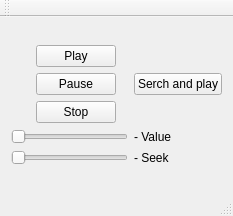
The window that AlcoParty-Widgets/mainwindow.ui (QuasarApp/SoundBand) describes before a commit, drawn with Qt 5.
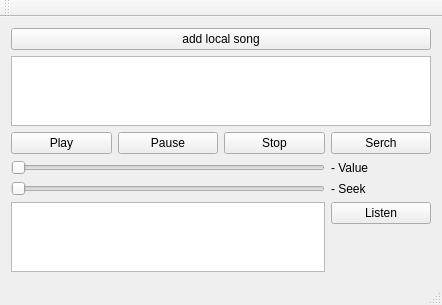
The same window after the commit.

Commit message: added playList model

The edit to the form file:
```diff
--- a/AlcoParty-Widgets/mainwindow.ui
+++ b/AlcoParty-Widgets/mainwindow.ui
@@ -6,8 +6,8 @@
    <rect>
     <x>0</x>
     <y>0</y>
-    <width>233</width>
-    <height>216</height>
+    <width>442</width>
+    <height>259</height>
    </rect>
   </property>
   <property name="windowTitle">
@@ -17,82 +17,106 @@
    <layout class="QVBoxLayout" name="verticalLayout">
     <item>
      <layout class="QGridLayout" name="gridLayout">
-      <item row="0" column="1">
-       <layout class="QVBoxLayout" name="verticalLayout_2">
-        <property name="rightMargin">
-         <number>0</number>
-        </property>
-        <item>
-         <widget class="QPushButton" name="Play">
-          <property name="text">
-           <string>Play</string>
-          </property>
-         </widget>
-        </item>
-        <item>
-         <widget class="QPushButton" name="Pause">
-          <property name="text">
-           <string>Pause</string>
-          </property>
-         </widget>
-        </item>
-        <item>
-         <widget class="QPushButton" name="Stop">
-          <property name="text">
-           <string>Stop</string>
-          </property>
-         </widget>
-        </item>
-       </layout>
+      <item row="6" column="0" colspan="3">
+       <widget class="QListView" name="ServersView"/>
       </item>
-      <item row="0" column="0">
-       <spacer name="horizontalSpacer">
-        <property name="orientation">
-         <enum>Qt::Horizontal</enum>
+      <item row="2" column="1">
+       <widget class="QPushButton" name="Pause">
+        <property name="text">
+         <string>Pause</string>
         </property>
-        <property name="sizeHint" stdset="0">
-         <size>
-          <width>40</width>
-          <height>20</height>
-         </size>
-        </property>
-       </spacer>
+       </widget>
       </item>
-      <item row="2" column="4">
+      <item row="4" column="3">
        <widget class="QLabel" name="label_Seek">
         <property name="text">
          <string>- Seek</string>
         </property>
        </widget>
       </item>
-      <item row="2" column="0" colspan="4">
+      <item row="4" column="0" colspan="3">
        <widget class="QSlider" name="horizontalSlider_Seek">
         <property name="orientation">
          <enum>Qt::Horizontal</enum>
         </property>
        </widget>
       </item>
-      <item row="0" column="4">
+      <item row="2" column="3">
        <widget class="QPushButton" name="Search">
         <property name="text">
-         <string>Serch and play</string>
+         <string>Serch</string>
         </property>
        </widget>
       </item>
-      <item row="1" column="4">
+      <item row="3" column="3">
        <widget class="QLabel" name="label_value">
         <property name="text">
          <string>- Value</string>
         </property>
        </widget>
       </item>
-      <item row="1" column="0" colspan="4">
+      <item row="3" column="0" colspan="3">
        <widget class="QSlider" name="horizontalSlider_Value">
         <property name="orientation">
          <enum>Qt::Horizontal</enum>
         </property>
        </widget>
       </item>
+      <item row="2" column="2">
+       <widget class="QPushButton" name="Stop">
+        <property name="text">
+         <string>Stop</string>
+        </property>
+       </widget>
+      </item>
+      <item row="0" column="0" colspan="4">
+       <widget class="QPushButton" name="Select">
+        <property name="text">
+         <string>add local song</string>
+        </property>
+       </widget>
+      </item>
+      <item row="2" column="0">
+       <widget class="QPushButton" name="Play">
+        <property name="text">
+         <string>Play</string>
+        </property>
+       </widget>
+      </item>
+      <item row="6" column="3">
+       <layout class="QVBoxLayout" name="verticalLayout_2">
+        <item>
+         <widget class="QPushButton" name="listen">
+          <property name="text">
+           <string>Listen</string>
+          </property>
+         </widget>
+        </item>
+        <item>
+         <spacer name="verticalSpacer">
+          <property name="orientation">
+           <enum>Qt::Vertical</enum>
+          </property>
+          <property name="sizeHint" stdset="0">
+           <size>
+            <width>20</width>
+            <height>40</height>
+           </size>
+          </property>
+         </spacer>
+        </item>
+       </layout>
+      </item>
+      <item row="1" column="0" colspan="4">
+       <widget class="QTableView" name="localSongsView">
+        <attribute name="horizontalHeaderCascadingSectionResizes">
+         <bool>false</bool>
+        </attribute>
+        <attribute name="horizontalHeaderStretchLastSection">
+         <bool>false</bool>
+        </attribute>
+       </widget>
+      </item>
      </layout>
     </item>
    </layout>
```
Left out of the diff: 2 changed lines with no effect on the pictures. The commit also changes 9 other files.
